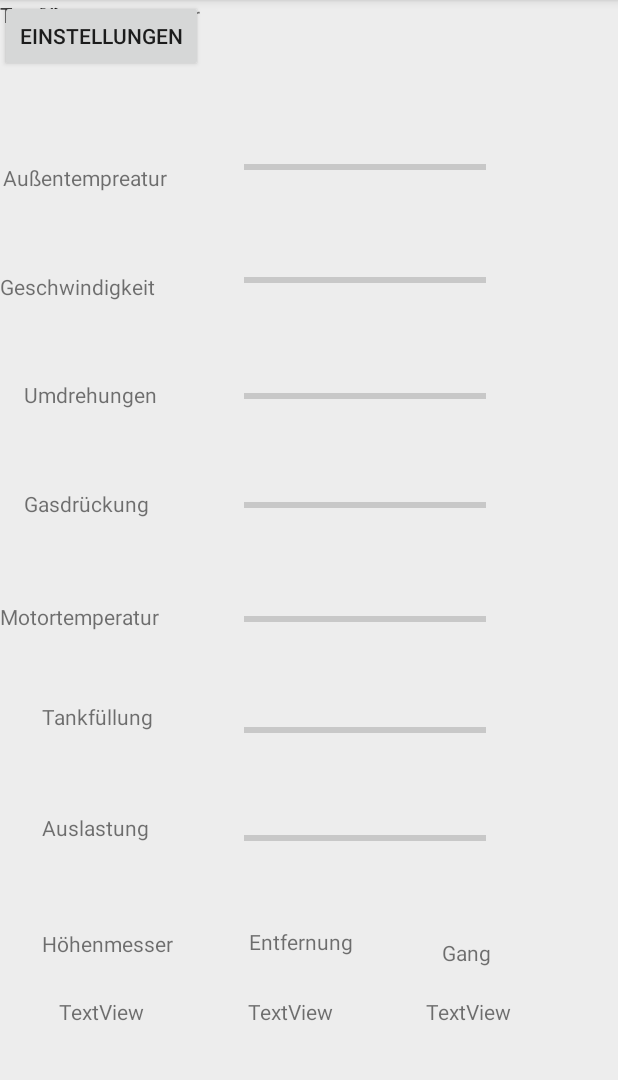
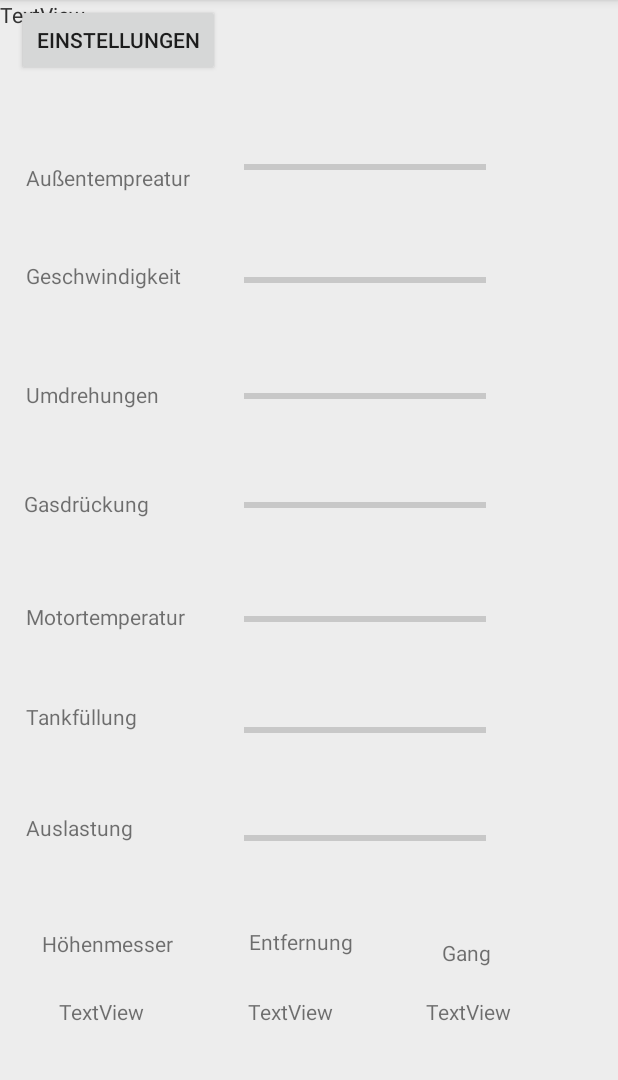
Before and after one commit to FL0NE/CAR_INFS, an Android app: the screen it shows after launch (MainActivity), on a phone screen of 412 x 824 dp, the part 84-1164 px from its top. Run offline under Robolectric (Android 15) with nearby library versions, the light colour scheme and no system bars.

Commit message:
Zentrierung der Textdokumente

```diff
--- a/App/TSUE/app/src/main/res/layout/activity_main.xml
+++ b/App/TSUE/app/src/main/res/layout/activity_main.xml
@@ -50,10 +50,10 @@
         android:text="Einstellungen"
         app:layout_constraintBottom_toBottomOf="parent"
         app:layout_constraintTop_toTopOf="parent"
-        app:layout_constraintVertical_bias="0.0"
+        app:layout_constraintVertical_bias="0.004"
         app:layout_constraintRight_toRightOf="parent"
         app:layout_constraintLeft_toLeftOf="parent"
-        app:layout_constraintHorizontal_bias="0.0" />
+        app:layout_constraintHorizontal_bias="0.04" />
 
     <ProgressBar
         android:id="@+id/pbr_Atemp"
@@ -197,11 +197,11 @@
         android:layout_height="wrap_content"
         android:text="Geschwindigkeit"
         app:layout_constraintBottom_toBottomOf="parent"
-        app:layout_constraintHorizontal_bias="0.0"
+        app:layout_constraintHorizontal_bias="0.056"
         app:layout_constraintLeft_toLeftOf="parent"
         app:layout_constraintRight_toRightOf="parent"
         app:layout_constraintTop_toTopOf="parent"
-        app:layout_constraintVertical_bias="0.242" />
+        app:layout_constraintVertical_bias="0.232" />
 
     <TextView
         android:id="@+id/txt_RPM"
@@ -209,7 +209,7 @@
         android:layout_height="wrap_content"
         android:text="Umdrehungen"
         app:layout_constraintBottom_toBottomOf="parent"
-        app:layout_constraintHorizontal_bias="0.049"
+        app:layout_constraintHorizontal_bias="0.053"
         app:layout_constraintLeft_toLeftOf="parent"
         app:layout_constraintRight_toRightOf="parent"
         app:layout_constraintTop_toTopOf="parent"
@@ -228,24 +228,13 @@
         app:layout_constraintVertical_bias="0.435" />
 
     <TextView
-        android:id="@+id/txt_Mtemp"
-        android:layout_width="wrap_content"
-        android:layout_height="wrap_content"
-        android:text="Motortemperatur"
-        app:layout_constraintHorizontal_bias="0.481"
-        app:layout_constraintLeft_toLeftOf="parent"
-        app:layout_constraintRight_toLeftOf="@+id/pbr_Mtemp"
-        app:layout_constraintVertical_bias="0.555"
-        tools:layout_editor_absoluteY="0dp" />
-
-    <TextView
         android:id="@+id/txt_Tnkfllng"
         android:layout_width="wrap_content"
         android:layout_height="wrap_content"
         android:text="Tankfüllung"
         app:layout_constraintRight_toRightOf="parent"
         app:layout_constraintLeft_toLeftOf="parent"
-        app:layout_constraintHorizontal_bias="0.083"
+        app:layout_constraintHorizontal_bias="0.051"
         app:layout_constraintBottom_toBottomOf="parent"
         app:layout_constraintTop_toTopOf="parent"
         app:layout_constraintVertical_bias="0.625" />
@@ -257,7 +246,7 @@
         android:text="Auslastung"
         app:layout_constraintRight_toRightOf="parent"
         app:layout_constraintLeft_toLeftOf="parent"
-        app:layout_constraintHorizontal_bias="0.082"
+        app:layout_constraintHorizontal_bias="0.05"
         app:layout_constraintBottom_toBottomOf="parent"
         app:layout_constraintTop_toTopOf="parent"
         app:layout_constraintVertical_bias="0.724" />
@@ -268,7 +257,7 @@
         android:layout_height="wrap_content"
         android:text="Außentempreatur"
         app:layout_constraintBottom_toBottomOf="parent"
-        app:layout_constraintHorizontal_bias="0.007"
+        app:layout_constraintHorizontal_bias="0.058"
         app:layout_constraintLeft_toLeftOf="parent"
         app:layout_constraintRight_toRightOf="parent"
         app:layout_constraintTop_toTopOf="parent"
@@ -281,7 +270,7 @@
         android:text="Motortemperatur"
         app:layout_constraintLeft_toLeftOf="parent"
         app:layout_constraintRight_toRightOf="parent"
-        app:layout_constraintHorizontal_bias="0.0"
+        app:layout_constraintHorizontal_bias="0.057"
         app:layout_constraintBottom_toBottomOf="parent"
         app:layout_constraintTop_toTopOf="parent"
         app:layout_constraintVertical_bias="0.536" />
```
